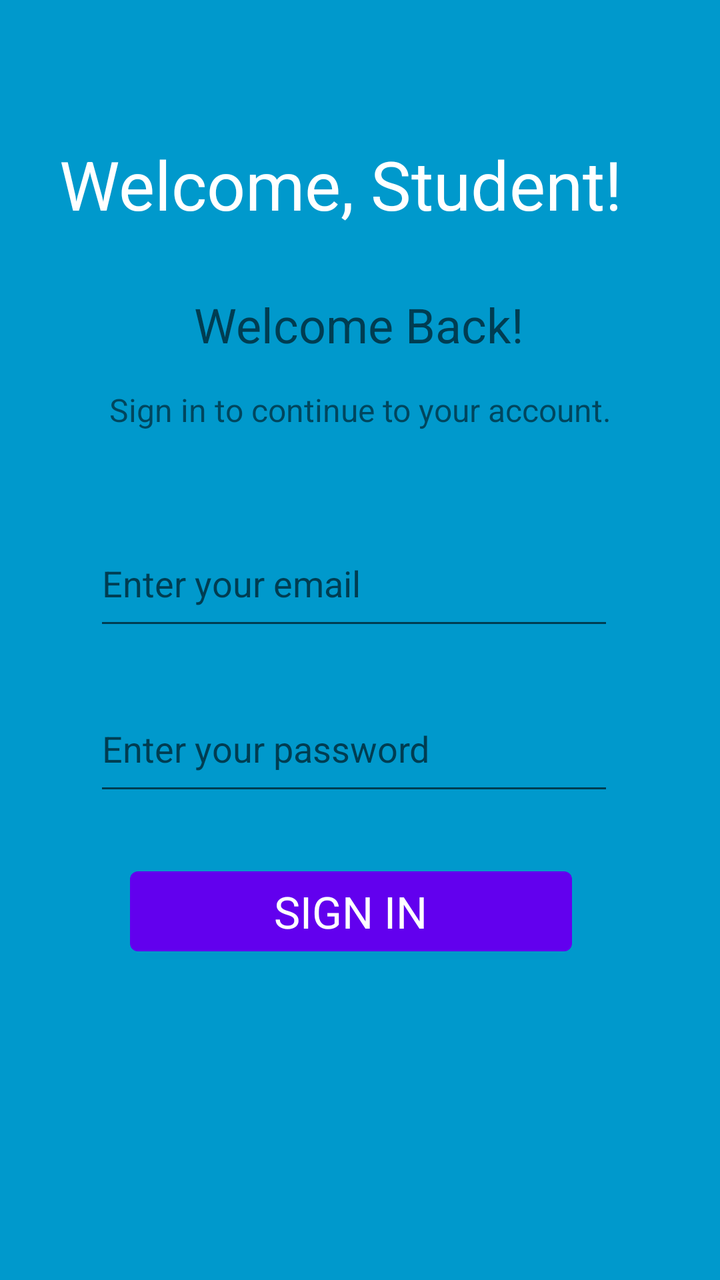
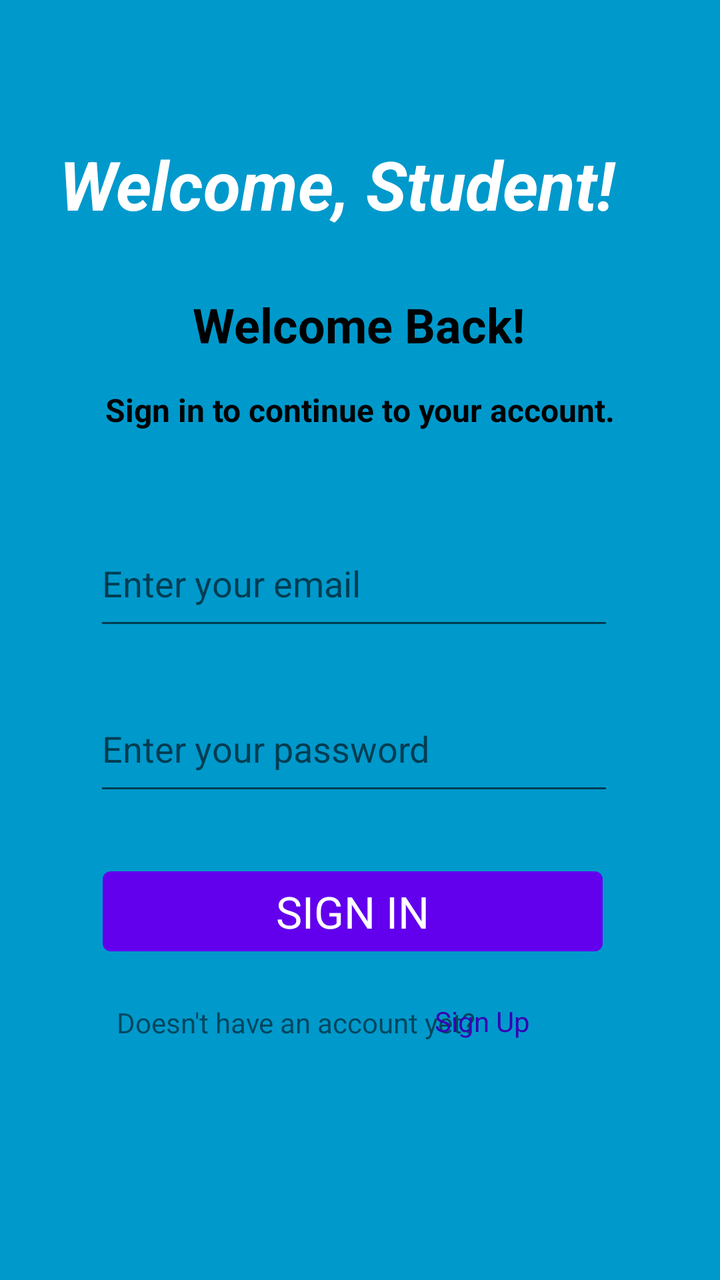

An Android layout rendered at two revisions. The XML below is the earlier revision; the diff shows what the commit changed to produce the second picture.
<!-- AndroidManifest.xml: application theme Theme.Studytask -->
<!-- res/layout/activity_student_login_signup.xml -->
<?xml version="1.0" encoding="utf-8"?>
<androidx.constraintlayout.widget.ConstraintLayout xmlns:android="http://schemas.android.com/apk/res/android"
    xmlns:app="http://schemas.android.com/apk/res-auto"
    xmlns:tools="http://schemas.android.com/tools"
    android:id="@+id/main"
    android:layout_width="match_parent"
    android:layout_height="match_parent"
    android:background="@android:color/holo_blue_dark"
    tools:context=".student_login_signup">

    <Button
        android:id="@+id/signIn"
        android:layout_width="221dp"
        android:layout_height="52dp"
        android:text="SIGN IN"
        android:textAppearance="@style/TextAppearance.AppCompat.Large"
        app:layout_constraintBottom_toBottomOf="parent"
        app:layout_constraintEnd_toEndOf="parent"
        app:layout_constraintHorizontal_bias="0.468"
        app:layout_constraintStart_toStartOf="parent"
        app:layout_constraintTop_toTopOf="parent"
        app:layout_constraintVertical_bias="0.731" />

    <TextView
        android:id="@+id/welcomeStudent"
        android:layout_width="300dp"
        android:layout_height="42dp"
        android:text="Welcome, Student!"
        android:textAppearance="@style/TextAppearance.AppCompat.Large"
        android:textColor="@color/white"
        android:textSize="34sp"
        app:layout_constraintBottom_toBottomOf="parent"
        app:layout_constraintEnd_toEndOf="parent"
        app:layout_constraintHorizontal_bias="0.495"
        app:layout_constraintStart_toStartOf="parent"
        app:layout_constraintTop_toTopOf="parent"
        app:layout_constraintVertical_bias="0.116" />

    <TextView
        android:id="@+id/welcomeBack"
        android:layout_width="wrap_content"
        android:layout_height="wrap_content"
        android:text="Welcome Back!"
        android:textAppearance="@style/TextAppearance.AppCompat.Medium"
        android:textSize="24sp"
        app:layout_constraintBottom_toBottomOf="parent"
        app:layout_constraintEnd_toEndOf="parent"
        app:layout_constraintHorizontal_bias="0.497"
        app:layout_constraintStart_toStartOf="parent"
        app:layout_constraintTop_toTopOf="parent"
        app:layout_constraintVertical_bias="0.24" />

    <TextView
        android:id="@+id/signInToYour"
        android:layout_width="wrap_content"
        android:layout_height="wrap_content"
        android:text="Sign in to continue to your account."
        android:textAppearance="@style/TextAppearance.AppCompat.Small"
        android:textSize="16sp"
        app:layout_constraintBottom_toBottomOf="parent"
        app:layout_constraintEnd_toEndOf="parent"
        app:layout_constraintStart_toStartOf="parent"
        app:layout_constraintTop_toTopOf="parent"
        app:layout_constraintVertical_bias="0.314" />

    <EditText
        android:id="@+id/emailAddressStudent"
        android:layout_width="260dp"
        android:layout_height="60dp"
        android:ems="10"
        android:hint="Enter your email"
        android:inputType="textEmailAddress"
        app:layout_constraintBottom_toBottomOf="parent"
        app:layout_constraintEnd_toEndOf="parent"
        app:layout_constraintHorizontal_bias="0.47"
        app:layout_constraintStart_toStartOf="parent"
        app:layout_constraintTop_toTopOf="parent"
        app:layout_constraintVertical_bias="0.448" />

    <EditText
        android:id="@+id/passwordStudent"
        android:layout_width="260dp"
        android:layout_height="60dp"
        android:ems="10"
        android:hint="Enter your password"
        android:inputType="textPassword"
        app:layout_constraintBottom_toBottomOf="parent"
        app:layout_constraintEnd_toEndOf="parent"
        app:layout_constraintHorizontal_bias="0.47"
        app:layout_constraintStart_toStartOf="parent"
        app:layout_constraintTop_toTopOf="parent"
        app:layout_constraintVertical_bias="0.591" />

</androidx.constraintlayout.widget.ConstraintLayout>
<!-- resources referenced by this layout -->
<resources>
  <color name="white">#FFFFFFFF</color>
  <style name="Theme.Studytask" parent="Theme.MaterialComponents.DayNight.DarkActionBar">
          
          <item name="colorPrimary">@color/purple_500</item>
          <item name="colorPrimaryVariant">@color/purple_700</item>
          <item name="colorOnPrimary">@color/white</item>
          
          <item name="colorSecondary">@color/teal_200</item>
          <item name="colorSecondaryVariant">@color/teal_700</item>
          <item name="colorOnSecondary">@color/black</item>
          
          <item name="android:statusBarColor">?attr/colorPrimaryVariant</item>
          
      </style>
  <color name="purple_500">#FF6200EE</color>
  <color name="purple_700">#FF3700B3</color>
  <color name="teal_200">#FF03DAC5</color>
  <color name="teal_700">#FF018786</color>
  <color name="black">#FF000000</color>
</resources>

<!-- the commit's change to res/layout/activity_student_login_signup.xml (unified diff, before → after) -->
@@ -9,8 +9,8 @@
     tools:context=".student_login_signup">
 
     <Button
-        android:id="@+id/signIn"
-        android:layout_width="221dp"
+        android:id="@+id/signInButton"
+        android:layout_width="250dp"
         android:layout_height="52dp"
         android:text="SIGN IN"
         android:textAppearance="@style/TextAppearance.AppCompat.Large"
@@ -29,6 +29,7 @@
         android:textAppearance="@style/TextAppearance.AppCompat.Large"
         android:textColor="@color/white"
         android:textSize="34sp"
+        android:textStyle="bold|italic"
         app:layout_constraintBottom_toBottomOf="parent"
         app:layout_constraintEnd_toEndOf="parent"
         app:layout_constraintHorizontal_bias="0.495"
@@ -42,7 +43,9 @@
         android:layout_height="wrap_content"
         android:text="Welcome Back!"
         android:textAppearance="@style/TextAppearance.AppCompat.Medium"
+        android:textColor="@color/black"
         android:textSize="24sp"
+        android:textStyle="bold"
         app:layout_constraintBottom_toBottomOf="parent"
         app:layout_constraintEnd_toEndOf="parent"
         app:layout_constraintHorizontal_bias="0.497"
@@ -56,7 +59,9 @@
         android:layout_height="wrap_content"
         android:text="Sign in to continue to your account."
         android:textAppearance="@style/TextAppearance.AppCompat.Small"
+        android:textColor="@color/black"
         android:textSize="16sp"
+        android:textStyle="bold"
         app:layout_constraintBottom_toBottomOf="parent"
         app:layout_constraintEnd_toEndOf="parent"
         app:layout_constraintStart_toStartOf="parent"
@@ -91,4 +96,30 @@
         app:layout_constraintTop_toTopOf="parent"
         app:layout_constraintVertical_bias="0.591" />
 
+    <TextView
+        android:id="@+id/textViewDoesNot"
+        android:layout_width="wrap_content"
+        android:layout_height="wrap_content"
+        android:text="Doesn't have an account yet?"
+        app:layout_constraintBottom_toBottomOf="parent"
+        app:layout_constraintEnd_toEndOf="parent"
+        app:layout_constraintHorizontal_bias="0.324"
+        app:layout_constraintStart_toStartOf="parent"
+        app:layout_constraintTop_toTopOf="parent"
+        app:layout_constraintVertical_bias="0.808" />
+
+    <TextView
+        android:id="@+id/textViewSignUp"
+        android:layout_width="wrap_content"
+        android:layout_height="wrap_content"
+        android:text="Sign Up"
+        android:textColor="@color/purple_700"
+        android:textColorLink="@android:color/holo_blue_bright"
+        app:layout_constraintBottom_toBottomOf="parent"
+        app:layout_constraintEnd_toEndOf="parent"
+        app:layout_constraintHorizontal_bias="0.696"
+        app:layout_constraintStart_toStartOf="parent"
+        app:layout_constraintTop_toTopOf="parent"
+        app:layout_constraintVertical_bias="0.807" />
+
 </androidx.constraintlayout.widget.ConstraintLayout>
